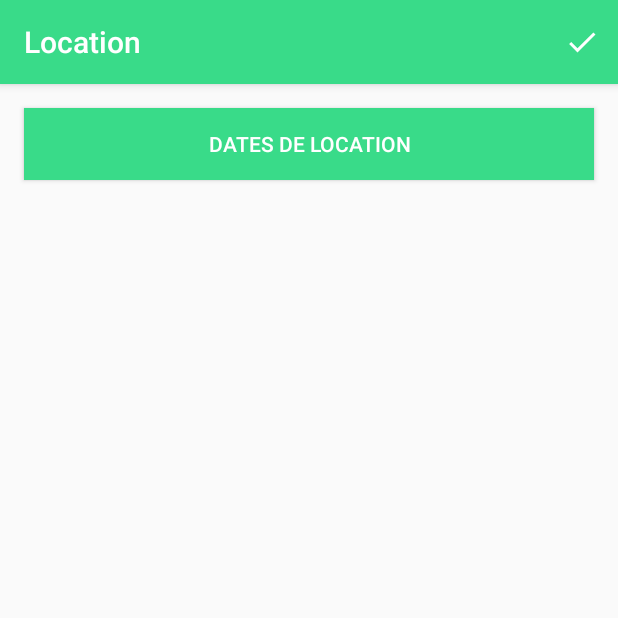
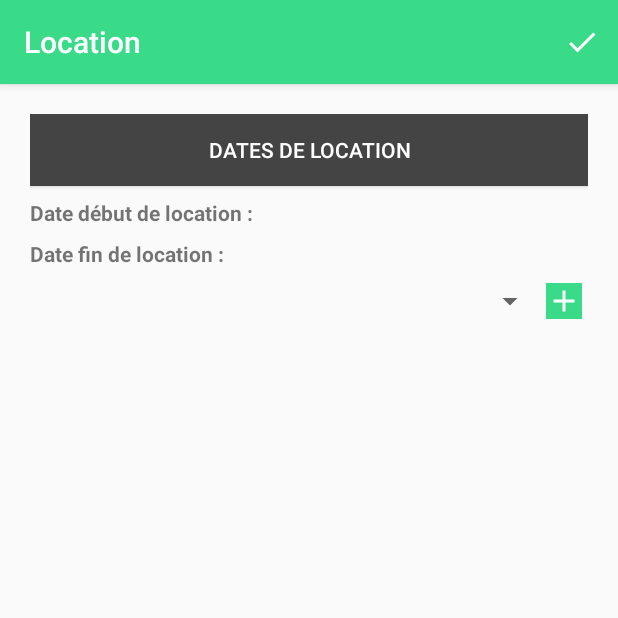
Before and after one commit to morganesoula/LokaCar, an Android app: the LocationFormActivity screen opened directly, with no data from a screen before it, on a phone screen of 412 x 824 dp, the top half of it. Run offline under Robolectric (Android 15) with nearby library versions, the phone set to English and light mode, and no system bars; libraries missing offline, so code that uses them is left out: com.archit.calendardaterangepicker, com.leavjenn.smoothdaterangepicker; network calls fail.

Commit message:
init user and userForm

```diff
--- a/app/src/main/AndroidManifest.xml
+++ b/app/src/main/AndroidManifest.xml
@@ -29,7 +29,8 @@
         </activity>
         <activity android:name=".CarFormActivity" />
         <activity android:name=".LocationFormActivity" />
-        <activity android:name=".CarTypeFormActivity"></activity>
+        <activity android:name=".CarTypeFormActivity" />
+        <activity android:name=".UserFormActivity"></activity>
     </application>
 
 </manifest>
--- a/app/src/main/java/fr/eni/lokacar/CarFormActivity.java
+++ b/app/src/main/java/fr/eni/lokacar/CarFormActivity.java
@@ -16,6 +16,7 @@ import android.view.View;
 import android.widget.ArrayAdapter;
 import android.widget.Button;
 import android.widget.EditText;
+import android.widget.ImageButton;
 import android.widget.ImageView;
 import android.widget.Spinner;
 import android.widget.Switch;
@@ -51,7 +52,7 @@ public class CarFormActivity extends AppCompatActivity {
 
     private ImageView tvphoto;
     private Button btnAddPhoto;
-    private Button btnAddCarType;
+    private ImageButton btnAddCarType;
 
     String type;
     Bundle extras;
--- a/app/src/main/java/fr/eni/lokacar/model/Car.java
+++ b/app/src/main/java/fr/eni/lokacar/model/Car.java
@@ -2,11 +2,9 @@ package fr.eni.lokacar.model;
 
 import android.arch.persistence.room.Embedded;
 import android.arch.persistence.room.Entity;
-import android.arch.persistence.room.ForeignKey;
 import android.arch.persistence.room.Ignore;
 import android.arch.persistence.room.PrimaryKey;
 import android.arch.persistence.room.RoomWarnings;
-import android.arch.persistence.room.TypeConverters;
 import android.os.Parcel;
 import android.os.Parcelable;
 
--- a/app/src/main/java/fr/eni/lokacar/model/User.java
+++ b/app/src/main/java/fr/eni/lokacar/model/User.java
@@ -3,12 +3,10 @@ package fr.eni.lokacar.model;
 
 import android.arch.persistence.room.Entity;
 import android.arch.persistence.room.PrimaryKey;
-import android.arch.persistence.room.RoomWarnings;
 import android.os.Parcel;
 import android.os.Parcelable;
 
 
-@SuppressWarnings(RoomWarnings.PRIMARY_KEY_FROM_EMBEDDED_IS_DROPPED)
 @Entity(tableName = "user")
 public class User implements Parcelable {
 
--- a/app/src/main/res/layout/activity_car_type_form.xml
+++ b/app/src/main/res/layout/activity_car_type_form.xml
@@ -4,7 +4,8 @@
     xmlns:tools="http://schemas.android.com/tools"
     android:layout_width="match_parent"
     android:layout_height="match_parent"
-    tools:context=".CarTypeFormActivity">
+    tools:context=".CarTypeFormActivity"
+    android:padding="20dp">
 
     <android.support.design.widget.TextInputLayout
         android:id="@+id/layout_car_type"
@@ -16,7 +17,7 @@
             android:id="@+id/car_type_edit_text"
             android:layout_width="match_parent"
             android:layout_height="wrap_content"
-            android:hint="Nom"
+            android:hint="Type de voiture"
             android:inputType="text" />
     </android.support.design.widget.TextInputLayout>
 
--- a/app/src/main/res/layout/activity_location_form.xml
+++ b/app/src/main/res/layout/activity_location_form.xml
@@ -1,34 +1,80 @@
 <?xml version="1.0" encoding="utf-8"?>
-<LinearLayout xmlns:android="http://schemas.android.com/apk/res/android"
+<android.support.constraint.ConstraintLayout xmlns:android="http://schemas.android.com/apk/res/android"
+    xmlns:app="http://schemas.android.com/apk/res-auto"
     xmlns:tools="http://schemas.android.com/tools"
-    android:orientation="vertical"
     android:layout_width="match_parent"
     android:layout_height="match_parent"
+    android:padding="20dp"
     tools:context=".MainActivity">
 
-  <Button
+    <Button
         android:id="@+id/btn_date_range_picker"
         android:layout_width="match_parent"
         android:layout_height="wrap_content"
+        android:layout_gravity="center_horizontal"
+        android:layout_marginTop="16dp"
+        android:background="@color/gray"
         android:text="Dates de location"
-        android:background="@color/colorPrimary"
-        android:textColor="#fff"
-        android:layout_margin="16dp"
-        android:layout_gravity="center_horizontal" />
+        android:textColor="#fff"/>
+
+    <TextView
+        android:id="@+id/label_dateStart"
+        android:layout_width="wrap_content"
+        android:layout_height="wrap_content"
+        android:layout_gravity="center_horizontal"
+        android:text="Date début de location :"
+        android:textStyle="bold"
+        android:layout_margin="8dp"
+        app:layout_constraintTop_toBottomOf="@id/btn_date_range_picker"
+        />
 
     <TextView
         android:id="@+id/tv_date_debut"
-        android:layout_width="match_parent"
+        android:layout_width="wrap_content"
         android:layout_height="wrap_content"
+        android:layout_gravity="center_horizontal"
         android:layout_margin="8dp"
-        android:layout_gravity="center_horizontal" />
-  <TextView
-      android:id="@+id/tv_date_fin"
-      android:layout_width="match_parent"
-      android:layout_height="wrap_content"
-      android:layout_margin="8dp"
-      android:layout_gravity="center_horizontal" />
+        app:layout_constraintTop_toBottomOf="@id/btn_date_range_picker"
+        app:layout_constraintLeft_toRightOf="@id/label_dateStart"/>
+
+    <TextView
+        android:id="@+id/label_dateEnd"
+        android:layout_width="wrap_content"
+        android:layout_height="wrap_content"
+        android:layout_gravity="center_horizontal"
+        android:textStyle="bold"
+        android:text="Date fin de location :"
+        android:layout_margin="8dp"
+        app:layout_constraintTop_toBottomOf="@id/label_dateStart"/>
+
+    <TextView
+        android:id="@+id/tv_date_fin"
+        android:layout_width="wrap_content"
+        android:layout_height="wrap_content"
+        android:layout_gravity="center_horizontal"
+        android:layout_margin="8dp"
+        app:layout_constraintTop_toBottomOf="@id/tv_date_debut"
+        app:layout_constraintLeft_toRightOf="@id/label_dateStart"/>
+
+    <android.support.v7.widget.AppCompatSpinner
+        android:id="@+id/spinner_user"
+        android:layout_width="344dp"
+        android:layout_height="wrap_content"
+        android:layout_margin="10dp"
+        app:layout_constraintTop_toBottomOf="@id/tv_date_fin"
+        />
+
+    <ImageButton
+        android:id="@+id/add_user_button"
+        android:layout_width="wrap_content"
+        android:layout_height="wrap_content"
+        android:src="@drawable/ic_add_white_24dp"
+        android:background="@color/colorPrimary"
+        android:layout_marginTop="10dp"
+        app:layout_constraintTop_toBottomOf="@id/tv_date_fin"
+        app:layout_constraintLeft_toRightOf="@+id/spinner_user"
+        />
 
 
 
-</LinearLayout>
+</android.support.constraint.ConstraintLayout>
--- a/app/src/main/res/values/colors.xml
+++ b/app/src/main/res/values/colors.xml
@@ -1,6 +1,8 @@
 <?xml version="1.0" encoding="utf-8"?>
 <resources>
     <color name="colorPrimary">#39db89</color>
-    <color name="colorPrimaryDark">#2ca969</color>
-    <color name="colorAccent">#496ee7</color>
+    <color name="colorPrimaryDark">#278f5a</color>
+    <color name="colorAccent">#e74963</color>
+    <color name="colorLightAccent">#eaa2ae</color>
+    <color name="gray">#444</color>
 </resources>
```
Also changed, not shown: app/src/main/java/fr/eni/lokacar/LocationFormActivity.java (+41 -0 lines), app/src/main/java/fr/eni/lokacar/UserFormActivity.java (added, +72 -0 lines), app/src/main/res/layout/activity_car_form.xml (+6 -3 lines), app/src/main/res/layout/activity_user_form.xml (added, +70 -0 lines).
